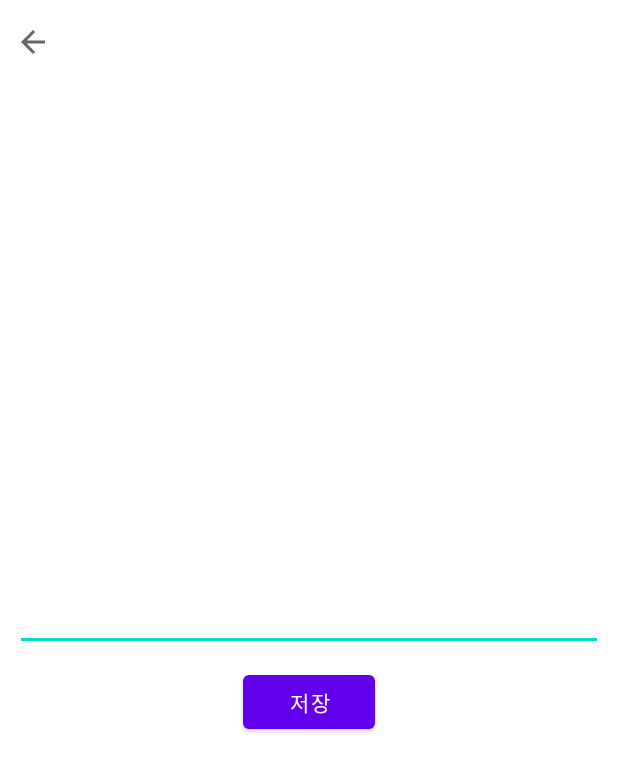
After one commit to cellodove/Room_Example, an Android app: the layout fragment_edit.xml on its own in the app's theme, with its tools: preview values and no code run, on a phone screen of 412 x 824 dp. The commit adds this screen. Shown: the top 772 px of the screen. Run offline under Robolectric (Android 15) with nearby library versions, the phone set to English and light mode, and no system bars.

Commit message:
layout 완성

```diff
--- /dev/null
+++ b/app/src/main/java/com/peter/room_example/ui/EditFragment.kt
@@ -0,0 +1,6 @@
+package com.peter.room_example.ui
+
+import androidx.fragment.app.Fragment
+
+class EditFragment : Fragment() {
+}
--- /dev/null
+++ b/app/src/main/java/com/peter/room_example/ui/LogListFragment.kt
@@ -0,0 +1,6 @@
+package com.peter.room_example.ui
+
+import androidx.fragment.app.Fragment
+
+class LogListFragment : Fragment() {
+}
--- /dev/null
+++ b/app/src/main/res/drawable/back.xml
@@ -0,0 +1,10 @@
+<vector xmlns:android="http://schemas.android.com/apk/res/android"
+    android:width="24dp"
+    android:height="24dp"
+    android:viewportWidth="24"
+    android:viewportHeight="24"
+    android:tint="?attr/colorControlNormal">
+  <path
+      android:fillColor="@android:color/white"
+      android:pathData="M20,11H7.83l5.59,-5.59L12,4l-8,8 8,8 1.41,-1.41L7.83,13H20v-2z"/>
+</vector>
--- /dev/null
+++ b/app/src/main/res/layout/fragment_edit.xml
@@ -0,0 +1,40 @@
+<?xml version="1.0" encoding="utf-8"?>
+<androidx.constraintlayout.widget.ConstraintLayout xmlns:android="http://schemas.android.com/apk/res/android"
+    android:layout_width="match_parent"
+    android:layout_height="match_parent"
+    xmlns:app="http://schemas.android.com/apk/res-auto">
+
+    <androidx.constraintlayout.widget.ConstraintLayout
+        android:id="@+id/layout_toolbar"
+        android:layout_width="match_parent"
+        android:layout_height="wrap_content"
+        app:layout_constraintTop_toTopOf="parent"
+        android:background="@color/white" >
+        <include
+            android:id="@+id/toolbar"
+            layout="@layout/layout_toolbar"/>
+    </androidx.constraintlayout.widget.ConstraintLayout>
+
+    <EditText
+        android:id="@+id/editText"
+        android:layout_width="match_parent"
+        android:layout_height="wrap_content"
+        android:layout_marginStart="10dp"
+        android:layout_marginEnd="10dp"
+        app:layout_constraintTop_toBottomOf="@+id/layout_toolbar"
+        app:layout_constraintStart_toStartOf="parent"
+        app:layout_constraintEnd_toEndOf="parent"
+        app:layout_constraintBottom_toTopOf="@+id/button"
+        app:layout_constraintVertical_chainStyle="packed"/>
+
+    <com.google.android.material.button.MaterialButton
+        android:id="@+id/button"
+        android:layout_width="wrap_content"
+        android:layout_height="wrap_content"
+        android:layout_marginTop="10dp"
+        app:layout_constraintTop_toBottomOf="@+id/editText"
+        app:layout_constraintStart_toStartOf="parent"
+        app:layout_constraintEnd_toEndOf="parent"
+        app:layout_constraintBottom_toBottomOf="parent"
+        android:text="저장"/>
+</androidx.constraintlayout.widget.ConstraintLayout>
--- /dev/null
+++ b/app/src/main/res/layout/layout_toolbar.xml
@@ -0,0 +1,26 @@
+<?xml version="1.0" encoding="utf-8"?>
+<androidx.constraintlayout.widget.ConstraintLayout xmlns:android="http://schemas.android.com/apk/res/android"
+    android:layout_width="match_parent"
+    android:layout_height="56dp"
+    xmlns:app="http://schemas.android.com/apk/res-auto"
+    xmlns:tools="http://schemas.android.com/tools">
+    <androidx.appcompat.widget.AppCompatImageButton
+        android:id="@+id/backButton"
+        android:layout_width="wrap_content"
+        android:layout_height="match_parent"
+        android:paddingStart="10dp"
+        android:paddingEnd="10dp"
+        app:layout_constraintStart_toStartOf="parent"
+        android:src="@drawable/back"
+        android:background="@color/white"/>
+
+    <TextView
+        android:id="@+id/title"
+        android:layout_width="wrap_content"
+        android:layout_height="wrap_content"
+        android:layout_marginStart="10dp"
+        app:layout_constraintStart_toEndOf="@+id/backButton"
+        app:layout_constraintTop_toTopOf="@+id/backButton"
+        app:layout_constraintBottom_toBottomOf="@+id/backButton"
+        tools:text="기록화면"/>
+</androidx.constraintlayout.widget.ConstraintLayout>
--- a/app/src/main/res/values-night/themes.xml
+++ b/app/src/main/res/values-night/themes.xml
@@ -1,6 +1,6 @@
 <resources xmlns:tools="http://schemas.android.com/tools">
     <!-- Base application theme. -->
-    <style name="Theme.Room_example" parent="Theme.MaterialComponents.DayNight.DarkActionBar">
+    <style name="Theme.Room_example" parent="Theme.MaterialComponents.Light.NoActionBar">
         <!-- Primary brand color. -->
         <item name="colorPrimary">@color/purple_200</item>
         <item name="colorPrimaryVariant">@color/purple_700</item>
--- a/app/src/main/res/values/themes.xml
+++ b/app/src/main/res/values/themes.xml
@@ -1,6 +1,6 @@
 <resources xmlns:tools="http://schemas.android.com/tools">
     <!-- Base application theme. -->
-    <style name="Theme.Room_example" parent="Theme.MaterialComponents.DayNight.DarkActionBar">
+    <style name="Theme.Room_example" parent="Theme.MaterialComponents.Light.NoActionBar">
         <!-- Primary brand color. -->
         <item name="colorPrimary">@color/purple_500</item>
         <item name="colorPrimaryVariant">@color/purple_700</item>
```
Also changed, not shown: app/src/main/java/com/peter/room_example/ui/MainActivity.kt (+20 -0 lines), app/src/main/java/com/peter/room_example/ui/MainViewModel.kt (added, +16 -0 lines), app/src/main/res/layout/fragment_log.xml (added, +27 -0 lines).
